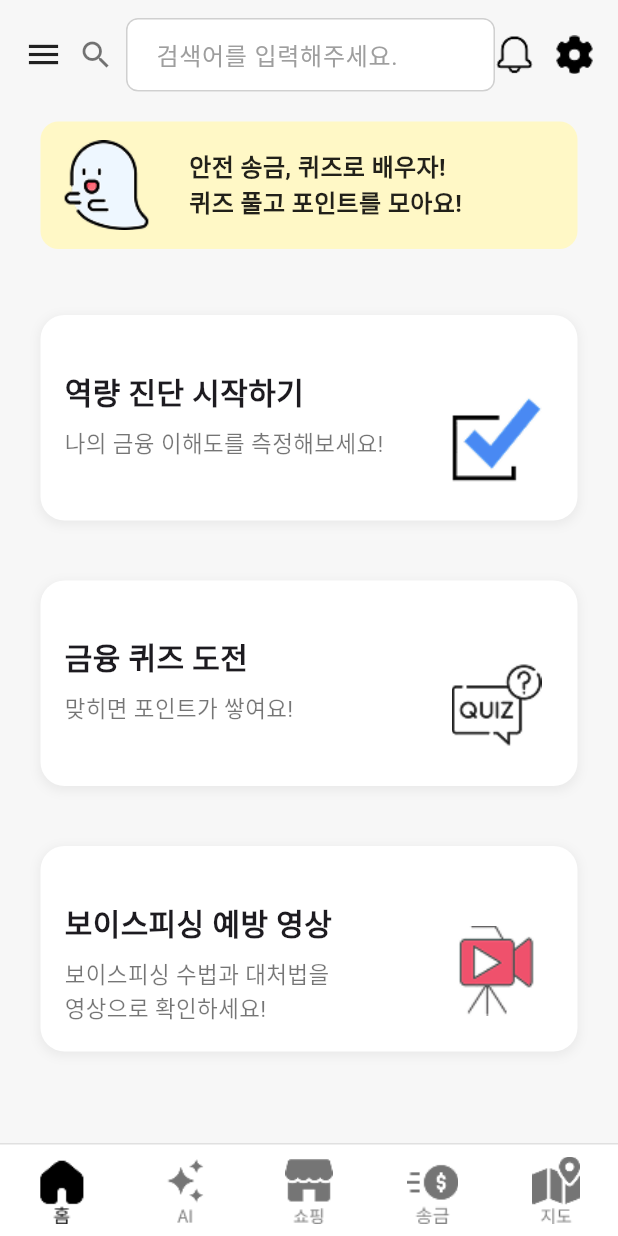
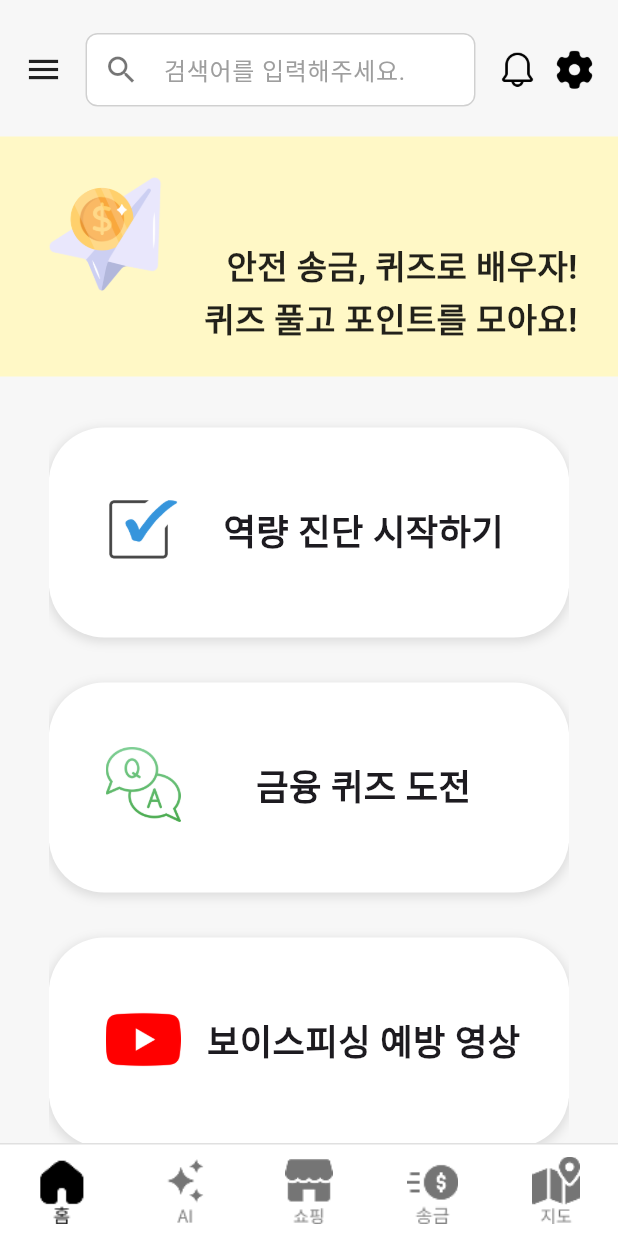
Before and after one commit to minmin02/guardpayFlutter, a Flutter app: the HomeScreen screen opened by its route, on a phone screen of 412 x 824 dp. Run offline on Flutter 3.47's test engine with Material 3 defaults, Android fonts, the light colour scheme and no system bars; our stand-ins replace flutter_dotenv, flutter_secure_storage; missing offline and left inert: flutter_web_auth_2, kakao_flutter_sdk_user; accounts and stored records are empty.

Commit message:
feat: home_screen.dart 디자인 수정

```diff
--- a/lib/features/auth/screens/home_screen.dart
+++ b/lib/features/auth/screens/home_screen.dart
@@ -34,6 +34,7 @@ class _HomeScreenState extends State<HomeScreen> {
       body: SafeArea(
         child: Column(
           children: [
+            const SizedBox(height: 10),
             // 🔹 상단 검색창 + 알림/설정 아이콘 (이미지 버전)
             Padding(
               padding: const EdgeInsets.symmetric(horizontal: 16, vertical: 12),
@@ -44,30 +45,38 @@ class _HomeScreenState extends State<HomeScreen> {
                   const SizedBox(width: 10),
 
                   // 검색창 아이콘 + 입력창
-                  const Icon(Icons.search, color: Colors.black54),
-                  const SizedBox(width: 8),
+                  const SizedBox(width: 5),
                   Expanded(
                     child: TextField(
                       decoration: InputDecoration(
                         hintText: '검색어를 입력해주세요.',
                         hintStyle: const TextStyle(color: Colors.grey),
-                        border: InputBorder.none,
+
+                        border: OutlineInputBorder( // 경계선을 보이게 하여 아이콘과 텍스트 필드가 하나로 보이게 합니다.
+                          borderRadius: BorderRadius.circular(8.0), // 원하는 만큼 둥글게 처리
+                          borderSide: BorderSide.none, // 경계선 자체는 없앰 (배경색을 사용한다면)
+                        ),
+                        prefixIcon: const Icon(
+                            Icons.search,
+                            color: Colors.black54
+                        ),
                       ),
                     ),
                   ),
 
+                  const SizedBox(width: 15),
                   // 🔔 알림 아이콘 (이미지)
                   Image.asset(
-                    'assets/images/alram_icon.png',
+                    'assets/images/alert_icon.png',
                     width: 26,
                     height: 26,
                     fit: BoxFit.contain,
                   ),
-                  const SizedBox(width: 14),
+                  const SizedBox(width: 12),
 
                   // ⚙️ 설정 아이콘 (이미지)
                   Image.asset(
-                    'assets/images/setting_icon.png',
+                    'assets/images/settings_icon.png',
                     width: 26,
                     height: 26,
                     fit: BoxFit.contain,
@@ -76,35 +85,48 @@ class _HomeScreenState extends State<HomeScreen> {
               ),
             ),
 
-
             // 🔹 상단 노란 배너
             Container(
-              width: 358,
-              height: 85,
+              width: 412,
+              height: 160,
               margin: const EdgeInsets.symmetric(vertical: 8),
               padding: const EdgeInsets.symmetric(horizontal: 14, vertical: 10),
-              decoration: BoxDecoration(
-                color: const Color(0xFFFFF8C6),
-                borderRadius: BorderRadius.circular(12),
+              decoration: const BoxDecoration(
+                color: Color(0xFFFFF8C6),
+                //borderRadius: BorderRadius.circular(30),
               ),
               child: Row(
-                crossAxisAlignment: CrossAxisAlignment.center,
+                crossAxisAlignment: CrossAxisAlignment.start,
                 children: [
-                  Image.asset(
-                    'assets/images/character_icon.png',
-                    width: 60,
-                    height: 60,
+                  Padding(
+                    // left와 top에 여백을 줘서 살짝 오른쪽/아래로 이동
+                    padding: const EdgeInsets.only(left: 16.0, top: 15.0),
+                    child: Image.asset(
+                      'assets/images/main_icon.png',
+                      width: 80,
+                      height: 80,
                       fit: BoxFit.contain,
+                    ),
                   ),
                   const SizedBox(width: 25),
                   const Expanded(
-                    child: Text(
+                    // 텍스트만 원하는 위치에 배치하기 위해 Align 위젯을 추가합니다.
+                    child: Padding(
+                      // 텍스트 주변에 여백을 추가합니다.
+                      // EdgeInsets.only를 사용하여 오른쪽(right)과 아래쪽(bottom)에만 여백을 줄 수 있습니다.
+                      padding: const EdgeInsets.only(right: 13.0, bottom: 11.0),
+                      child: Align(
+                        alignment: Alignment.bottomRight,
+                        child: const Text(
                           '안전 송금, 퀴즈로 배우자!\n퀴즈 풀고 포인트를 모아요!',
+                          textAlign: TextAlign.end,
                           style: TextStyle(
                             color: Colors.black87,
-                        fontSize: 16,
-                        fontWeight: FontWeight.w600,
-                        height: 1.4,
+                            fontSize: 22,
+                            fontWeight: FontWeight.bold,
+                            height: 1.5,
+                          ),
+                        ),
                       ),
                     ),
                   ),
@@ -112,33 +134,33 @@ class _HomeScreenState extends State<HomeScreen> {
               ),
             ),
 
-            const SizedBox(height: 16),
+            const SizedBox(height: 11),
 
-            // 🔹 아래 카드 3개
+            /// 🔹 아래 카드 3개
             Expanded(
               child: SingleChildScrollView(
                 child: Column(
                   children: [
                     _buildCard(
                       title: '역량 진단 시작하기',
-                      subtitle: '나의 금융 이해도를 측정해보세요!',
-                      imagePath: 'assets/images/check_icon.png',
+                      //subtitle: '나의 금융 이해도를 측정해보세요!',
+                      imagePath: 'assets/images/checkBox_icon.png',
                       onTap: () {
                         Navigator.pushNamed(context, '/abilityTest');
                       },
                     ),
                     _buildCard(
                       title: '금융 퀴즈 도전',
-                      subtitle: '맞히면 포인트가 쌓여요!',
-                      imagePath: 'assets/images/quiz_icon.png',
+                      //subtitle: '맞히면 포인트가 쌓여요!',
+                      imagePath: 'assets/images/quiz_icon2.png',
                       onTap: () {
                         Navigator.pushNamed(context, '/quiz');
                       },
                     ),
                     _buildCard(
                       title: '보이스피싱 예방 영상',
-                      subtitle: '보이스피싱 수법과 대처법을\n영상으로 확인하세요!',
-                      imagePath: 'assets/images/video_icon.png',
+                      //subtitle: '보이스피싱 수법과 대처법에 대해 알아보세요!',
+                      imagePath: 'assets/images/youtube_icon.png',
                       onTap: () {
                         Navigator.pushNamed(context, '/video');
                       },
@@ -197,23 +219,37 @@ class _HomeScreenState extends State<HomeScreen> {
   // 🔹 카드 위젯 (오른쪽 하단 이미지)
   Widget _buildCard({
     required String title,
-    required String subtitle,
+    //required subtitle,
     required String imagePath,
     required VoidCallback onTap,
   }) {
+    // --- [1. 상수 정의] ---
+    const double imageSize = 50;
+    const double imageHorizontalOffset = 22;
+    const double imageVerticalOffset = 27;
+
+    // 💡 [새로 정의] 텍스트가 차지할 최대 너비 (카드의 패딩을 제외한 실질적 내용 영역의 폭)
+    // 카드 너비 (350) - (왼쪽 패딩 + 오른쪽 패딩)
+    // 카드의 내부 패딩(16)을 고려하여 계산합니다.
+    const double contentWidth = 350 - (16 * 2);
+
+    // 💡 [조정 가능] 제목과 부제목의 개별 위치 상수
+    const double titleTopOffset = 35; // 제목이 위쪽에서 얼마나 띄워질지
+    //const double subtitleTopOffset = titleTopOffset + 55; // 부제목이 위쪽에서 얼마나 띄워질지 (제목 위치 + 제목 높이)
+
     return GestureDetector(
       onTap: onTap,
       child: Container(
-        width: 358,
-        height: 137,
-        margin: const EdgeInsets.symmetric(vertical: 20),
+        width: 347,
+        height: 140,
+        margin: const EdgeInsets.symmetric(vertical: 15),
         padding: const EdgeInsets.all(16),
         decoration: BoxDecoration(
           color: Colors.white,
-          borderRadius: BorderRadius.circular(16),
+          borderRadius: BorderRadius.circular(37),
           boxShadow: [
             BoxShadow(
-              color: Colors.grey.withOpacity(0.15),
+              color: Colors.grey.withOpacity(0.3),
               spreadRadius: 1,
               blurRadius: 5,
               offset: const Offset(0, 2),
@@ -222,43 +258,54 @@ class _HomeScreenState extends State<HomeScreen> {
         ),
         child: Stack(
           children: [
+
+            // 1. 이미지 (왼쪽 위쪽, 미세 조정 가능)
             Positioned(
-              left: 0,
-              top: 20,
+              left: imageHorizontalOffset, // 왼쪽 위치
+              top: imageVerticalOffset,    // 위쪽 위치
+              child: Image.asset(
+                imagePath,
+                width: imageSize,
+                height: imageSize,
+                fit: BoxFit.contain,
+              ),
+            ),
+
+            // 2. 제목 (Title) - 독립적으로 위치 조정
+            Positioned(
+              left: 35, // 이미지 공간 확보
+              top: titleTopOffset,   // 💡 이 값을 조정하여 제목 위치 미세 조정
               child: SizedBox(
-                width: 250,
-                child: Column(
-                  crossAxisAlignment: CrossAxisAlignment.start,
-                  children: [
-                    Text(
+                width: contentWidth, // 카드의 폭에서 이미지+패딩을 뺀 나머지 공간
+                child: Text(
                   title,
+                  textAlign: TextAlign.center,
                   style: const TextStyle(
                     fontWeight: FontWeight.bold,
-                        fontSize: 20,
-                      ),
-                    ),
-                    const SizedBox(height: 8),
-                    Text(
-                      subtitle,
-                      style: const TextStyle(
-                        color: Colors.black54,
-                        fontSize: 15,
-                      ),
-                    ),
-                  ],
+                    fontSize: 23.5,
                   ),
                 ),
               ),
-            Positioned(
-              right: 8,
-              bottom: 8,
-              child: Image.asset(
-                imagePath,
-                width: 60,
-                height: 60,
-                fit: BoxFit.contain,
             ),
-            ),
+
+            // 3. 부제목 (Subtitle) - 독립적으로 위치 조정
+            //if (subtitle != null) // subtitle이 있을 때만 표시
+           //   Positioned(
+            //    left: 0, // 이미지 공간 확보
+             //   top: subtitleTopOffset, // 💡 이 값을 조정하여 부제목 위치 미세 조정
+             //   child: SizedBox(
+              //    width: contentWidth,
+              //    child: Text(
+               //     subtitle,
+               //     textAlign: TextAlign.center,
+                //    style: const TextStyle(
+                 //     color: Colors.black54,
+                 //     fontWeight: FontWeight.w500,
+                  //    fontSize: 16,
+                  //  ),
+                 // ),
+              //  ),
+             // ),
           ],
         ),
       ),
```
Also changed, not shown: assets/images/alert_icon.png (added), assets/images/alram_icon.png (deleted), assets/images/checkBox_icon.png (added), assets/images/main_icon.png (added), assets/images/quiz_icon2.png (added), assets/images/setting_icon.png (deleted), assets/images/settings_icon.png (added), assets/images/youtube_icon.png (added), 1 other file. Lines whose indentation alone changed are shown as unchanged.
